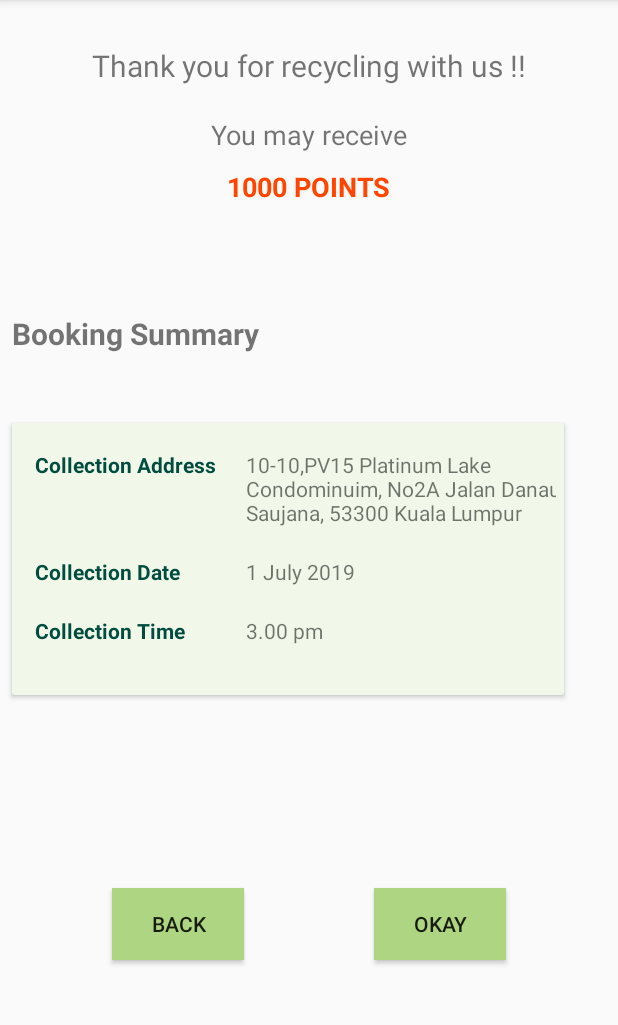
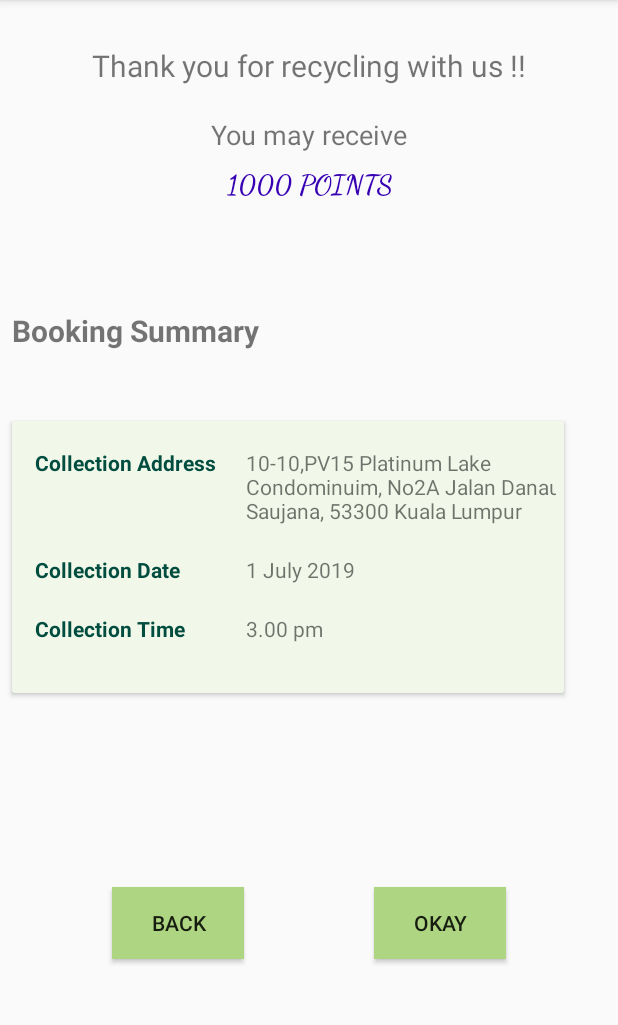
Before and after one commit to Junlim2804/WowRecycle, an Android app: the ConfirmActivity screen opened directly, with no data from a screen before it, on a phone screen of 412 x 824 dp, the part 84-1109 px from its top. Run offline under Robolectric (Android 15) with nearby library versions, the phone set to English and light mode, and no system bars; network calls fail.

Commit message:
initial commit

```diff
--- a/app/src/main/res/layout/activity_confirm.xml
+++ b/app/src/main/res/layout/activity_confirm.xml
@@ -44,16 +44,16 @@ tools:context=".ConfirmActivity">
         android:layout_height="wrap_content"
         android:layout_marginStart="8dp"
         android:layout_marginTop="10dp"
-    android:layout_marginEnd="8dp"
+        android:layout_marginEnd="7dp"
+        android:fontFamily="cursive"
         android:text="@string/pointsReceived"
+        android:textColor="@color/design_default_color_primary_dark"
         android:textSize="18sp"
         android:textStyle="bold"
         app:layout_constraintEnd_toEndOf="parent"
         app:layout_constraintHorizontal_bias="0.501"
         app:layout_constraintStart_toStartOf="parent"
-    app:layout_constraintTop_toBottomOf="@+id/lblReceive"
-    android:textColor="#FF4500"
-    />
+        app:layout_constraintTop_toBottomOf="@+id/lblReceive" />
 
     <androidx.cardview.widget.CardView
         android:id="@+id/cardView"
--- a/app/src/main/res/layout/fragment_booking.xml
+++ b/app/src/main/res/layout/fragment_booking.xml
@@ -210,6 +210,7 @@
 
 
             <Button
+                android:layout_marginTop="30dp"
                 android:id="@+id/btnUpload"
                 android:layout_width="131dp"
                 android:layout_height="34dp"
```
Also changed, not shown: app/src/main/res/layout/activity_main.xml (+5 -5 lines). Lines whose indentation alone changed are shown as unchanged.
